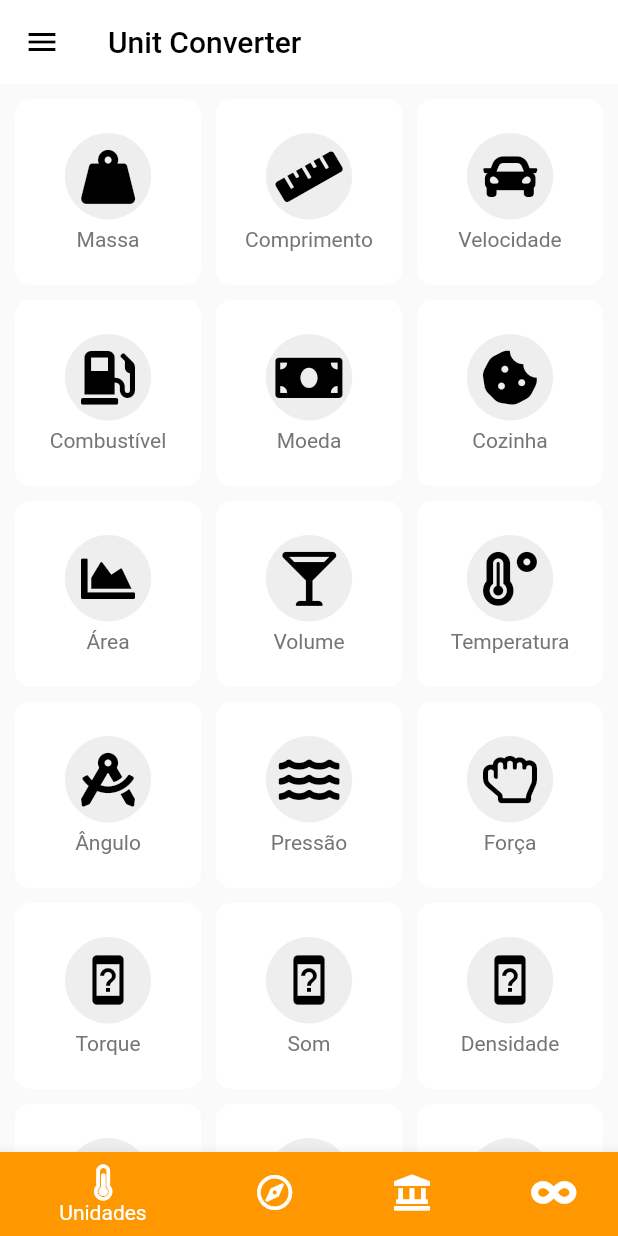
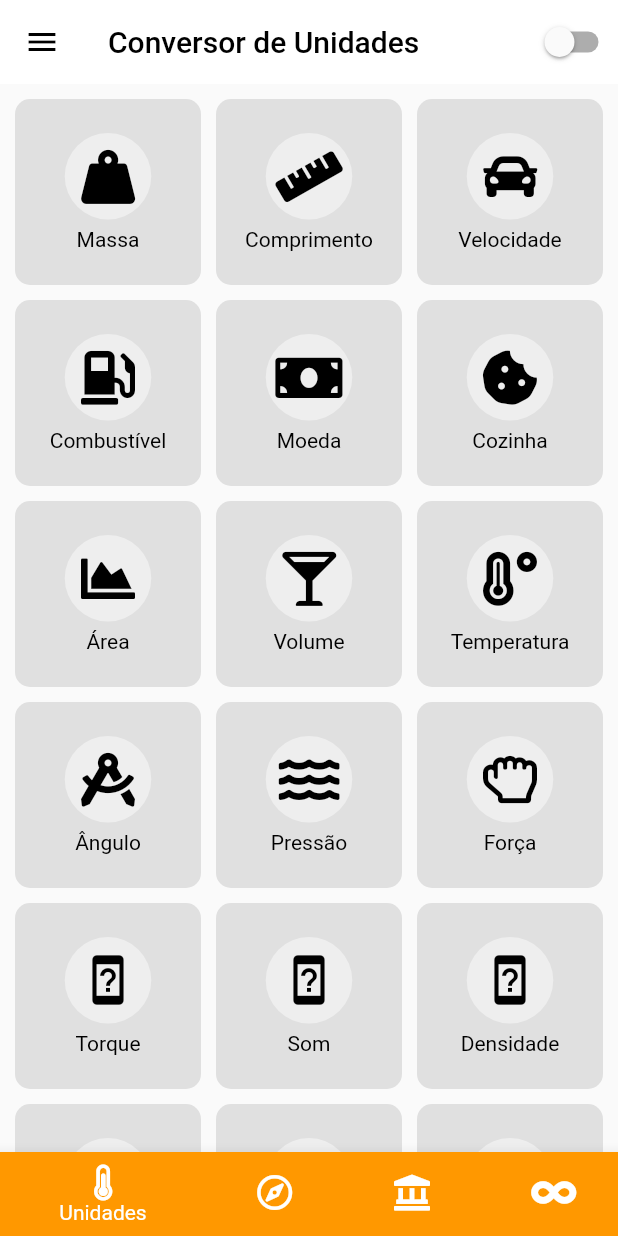
Before and after one commit to Thiago-LM/UnitConverter, a Flutter app: the screen it shows after launch, on a phone screen of 412 x 824 dp. Run offline on Flutter 3.47's test engine with Material 2 defaults, Android fonts, the light colour scheme and no system bars; our stand-ins replace font_awesome_flutter.

Commit message:
Dark Mode and preview of the app in README.

```diff
--- a/lib/main.dart
+++ b/lib/main.dart
@@ -1,22 +1,33 @@
 import 'package:flutter/material.dart';
+import 'package:provider/provider.dart';
 
+import 'themes.dart';
+import 'util/app_state_notifier.dart';
 import 'pages/bottom_navbar_view.dart';
 
 void main() {
-  runApp(MyApp());
+  runApp(
+    ChangeNotifierProvider<AppStateNotifier>(
+      create: (context) => AppStateNotifier(),
+      child: MyApp(),
+    ),
+  );
 }
 
 class MyApp extends StatelessWidget {
 
   @override
   Widget build(BuildContext context) {
-    return MaterialApp(
-      title: 'Flutter Unit Converter',
-      theme: ThemeData(
-        primarySwatch: Colors.blue,
-        visualDensity: VisualDensity.adaptivePlatformDensity,
-      ),
-      home: BottomNavBarView(title: 'Unit Converter'),
+    return Consumer<AppStateNotifier>(
+      builder: (context, appState, child) {
+        return MaterialApp(
+          title: 'Conversor de Unidades Flutter',
+          theme: AppTheme.lightTheme,
+          darkTheme: AppTheme.darkTheme,
+          home: BottomNavBarView(title: 'Conversor de Unidades'),
+          themeMode: appState.isDarkModeOn ? ThemeMode.dark : ThemeMode.light,
+        );
+      },
     );
   }
 }
--- a/lib/pages/bottom_navbar_view.dart
+++ b/lib/pages/bottom_navbar_view.dart
@@ -1,6 +1,8 @@
 import 'package:flutter/material.dart';
+import 'package:provider/provider.dart';
 
-import '../pages/home_page.dart';
+import '../pages/unit_page_view.dart';
+import '../util/app_state_notifier.dart';
 import '../util/bottom_navbar_destination.dart';
 
 class BottomNavBarView extends StatefulWidget {
@@ -20,7 +22,7 @@ class _BottomNavBarViewState extends State<BottomNavBarView> {
   static const TextStyle optionStyle = TextStyle(fontSize: 30, fontWeight: FontWeight.bold);
 
   static const List<Widget> _widgetOptions = <Widget>[
-    HomePage(),
+    UnitPageView(),
     Text(
       '1: Ferramentas',
       style: optionStyle,
@@ -39,20 +41,22 @@ class _BottomNavBarViewState extends State<BottomNavBarView> {
   Widget build(BuildContext context) {
     return Scaffold(
       appBar: AppBar(
-        title: Text(
-          widget.title,
-          style: TextStyle(color: Colors.black),
-        ),
-        iconTheme: IconThemeData(color: Colors.black),
-        backgroundColor: Colors.white,
-        elevation: 0,
+        title: Text(widget.title),
+        actions: <Widget>[
+          Switch(
+            value: Provider.of<AppStateNotifier>(context).isDarkModeOn,
+            onChanged: (boolVal) {
+              Provider.of<AppStateNotifier>(context, listen: false).updateTheme(boolVal);
+            },
+          ),
+        ],
       ),
       drawer: Drawer(
         child: ListView(
           padding: EdgeInsets.zero,
           children: <Widget>[
             DrawerHeader(
-              child: Text('Units'),
+              child: Text('Unidades'),
               decoration: BoxDecoration(
                 color: Colors.blue,
               ),
--- a/lib/pages/home_page.dart
+++ /dev/null
@@ -1,29 +0,0 @@
-
-import 'package:flutter/material.dart';
-
-import 'package:unit_converter/util/menu_item.dart';
-import 'package:unit_converter/widgets/menu_expanded_widget.dart';
-
-class HomePage extends StatelessWidget {
-  const HomePage({Key key}) : super(key: key);
-
-  @override
-  Widget build(BuildContext context) {
-    return Scaffold(
-      body: GridView.count(
-        padding: EdgeInsets.all(10),
-        crossAxisCount: 3,
-        mainAxisSpacing: 10,
-        crossAxisSpacing: 10,
-        physics: AlwaysScrollableScrollPhysics(),
-        children: List.generate(
-          MenuItem.getItens().length, (index) {
-            return MenuExpandedWidget(
-              item: MenuItem.getItens()[index],
-            );
-          },
-        ),
-      )
-    );
-  }
-}
--- /dev/null
+++ b/lib/pages/unit_page_view.dart
@@ -0,0 +1,29 @@
+
+import 'package:flutter/material.dart';
+
+import 'package:unit_converter/util/menu_item.dart';
+import 'package:unit_converter/widgets/menu_expanded_widget.dart';
+
+class UnitPageView extends StatelessWidget {
+  const UnitPageView({Key key}) : super(key: key);
+
+  @override
+  Widget build(BuildContext context) {
+    return Scaffold(
+      body: GridView.count(
+        padding: EdgeInsets.all(10),
+        crossAxisCount: 3,
+        mainAxisSpacing: 10,
+        crossAxisSpacing: 10,
+        physics: AlwaysScrollableScrollPhysics(),
+        children: List.generate(
+          MenuItem.getItens().length, (index) {
+            return MenuExpandedWidget(
+              item: MenuItem.getItens()[index],
+            );
+          },
+        ),
+      )
+    );
+  }
+}
--- /dev/null
+++ b/lib/themes.dart
@@ -0,0 +1,40 @@
+import 'package:flutter/material.dart';
+
+class AppTheme {
+
+  AppTheme._();
+
+  static final ThemeData lightTheme = ThemeData(
+    brightness: Brightness.light,
+    visualDensity: VisualDensity.adaptivePlatformDensity,
+    appBarTheme: AppBarTheme(
+      color: Colors.white,
+      elevation: 0,
+      iconTheme: IconThemeData(
+        color: Colors.black,
+      ),
+    ),
+    primaryTextTheme: TextTheme(
+      headline6: TextStyle(
+        color: Colors.black,
+      ),
+    ),
+  );
+
+  static final ThemeData darkTheme = ThemeData(
+    brightness: Brightness.dark,
+    visualDensity: VisualDensity.adaptivePlatformDensity,
+    appBarTheme: AppBarTheme(
+      color: Colors.black,
+      elevation: 0,
+      iconTheme: IconThemeData(
+        color: Colors.white,
+      ),
+    ),
+    primaryTextTheme: TextTheme(
+      headline6: TextStyle(
+        color: Colors.white,
+      ),
+    ),
+  );
+}
--- /dev/null
+++ b/lib/util/app_state_notifier.dart
@@ -0,0 +1,11 @@
+import 'package:flutter/material.dart';
+
+class AppStateNotifier extends ChangeNotifier {
+
+  bool isDarkModeOn = false;
+
+  void updateTheme(bool isDarkModeOn) {
+    this.isDarkModeOn = isDarkModeOn;
+    notifyListeners();
+  }
+}
--- a/lib/widgets/menu_expanded_widget.dart
+++ b/lib/widgets/menu_expanded_widget.dart
@@ -14,7 +14,7 @@ class MenuExpandedWidget extends StatelessWidget {
       height: height / 7.5,
       width: height / 7.6,
       decoration: BoxDecoration(
-        color: Colors.white,
+        color: (Theme.of(context).appBarTheme.color == Colors.white) ? Colors.grey[300] : Colors.grey[600],
         borderRadius: BorderRadius.circular(10),
       ),
       child: Column(
@@ -37,7 +37,7 @@ class MenuExpandedWidget extends StatelessWidget {
           Text(
             item.label,
             style: TextStyle(
-              color: Colors.grey[600],
+              color: Theme.of(context).primaryTextTheme.headline6.color,
             ),
             textAlign: TextAlign.center,
           )
```
Also changed, not shown: assets/images/Screenshot_drawer.png (added), assets/images/Screenshot_drawer_dark.png (added), assets/images/Screenshot_finance.png (added), assets/images/Screenshot_finance_dark.png (added), assets/images/Screenshot_math.png (added), assets/images/Screenshot_math_dark.png (added), assets/images/Screenshot_tools.png (added), assets/images/Screenshot_tools_dark.png (added), assets/images/Screenshot_unit_page_view.png (added), assets/images/Screenshot_unit_page_view_dark.png (added), 1 other file.
